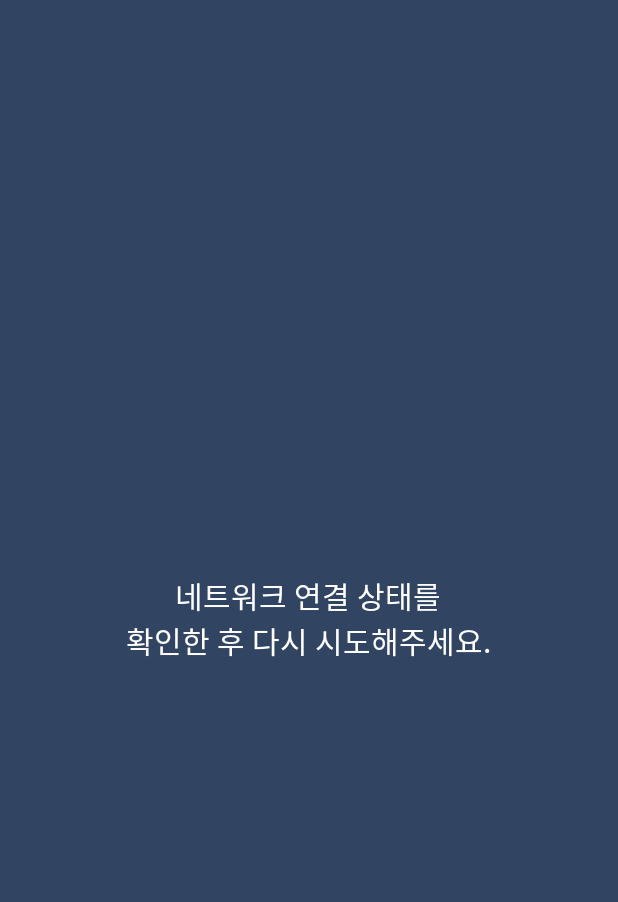
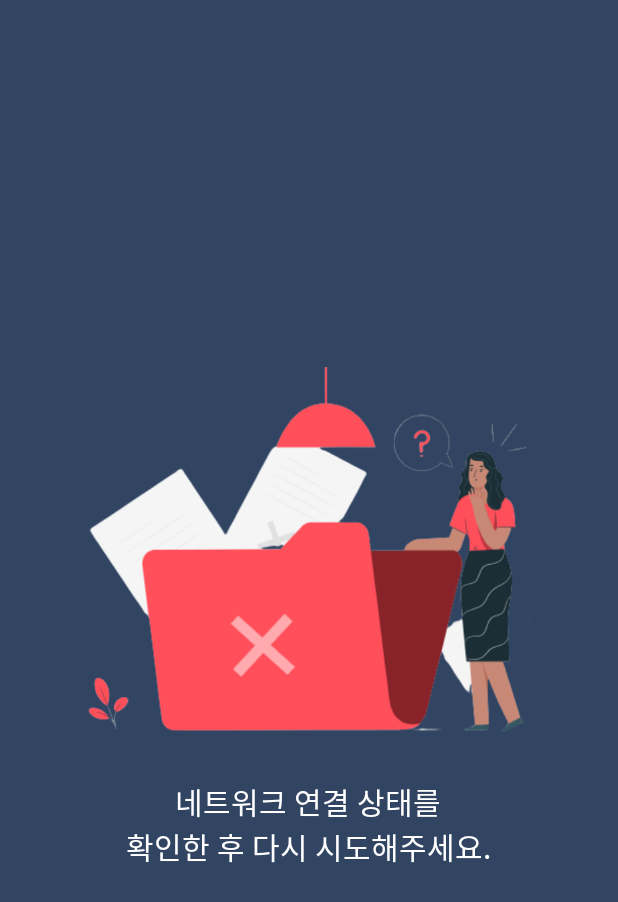
Before and after one commit to IceCream0910/coronacoc-android-app, an Android app: the NetworkErrorActivity screen opened directly, with no data from a screen before it, on a phone screen of 412 x 824 dp. Shown: the top 902 px of the screen. Run offline under Robolectric (Android 15) with nearby library versions, the phone set to English and light mode, and no system bars.

Commit message:
first commit

```diff
--- a/app/build.gradle
+++ b/app/build.gradle
@@ -11,8 +11,8 @@ android {
         applicationId "com.icecream.coronacoc"
         minSdkVersion 23
         targetSdkVersion 31
-        versionCode 5
-        versionName "1.4"
+        versionCode 6
+        versionName "1.5"
 
         testInstrumentationRunner "androidx.test.runner.AndroidJUnitRunner"
     }
--- a/app/src/main/res/layout/activity_network_error.xml
+++ b/app/src/main/res/layout/activity_network_error.xml
@@ -9,6 +9,13 @@
     android:backgroundTint="#314462"
     android:gravity="center"
     android:orientation="vertical">
+
+    <ImageView
+        android:layout_width="match_parent"
+        android:layout_height="wrap_content"
+        android:src="@drawable/networkerror"
+        android:adjustViewBounds="true"
+        />
 
     <TextView
         android:layout_width="wrap_content"
```
Also changed, not shown: app/src/main/java/com/icecream/coronacoc/MainActivity.java (+1 -7 lines), app/src/main/network_error-playstore.png (added), app/src/main/res/drawable/networkerror.png (added), 1 other file.
